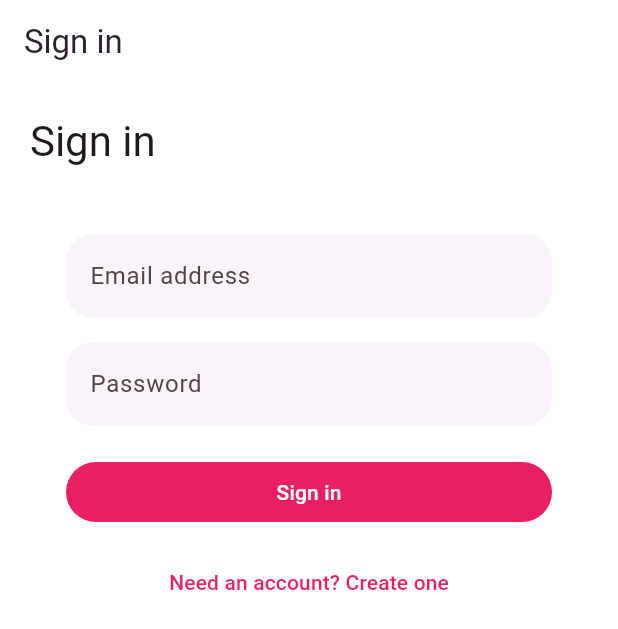
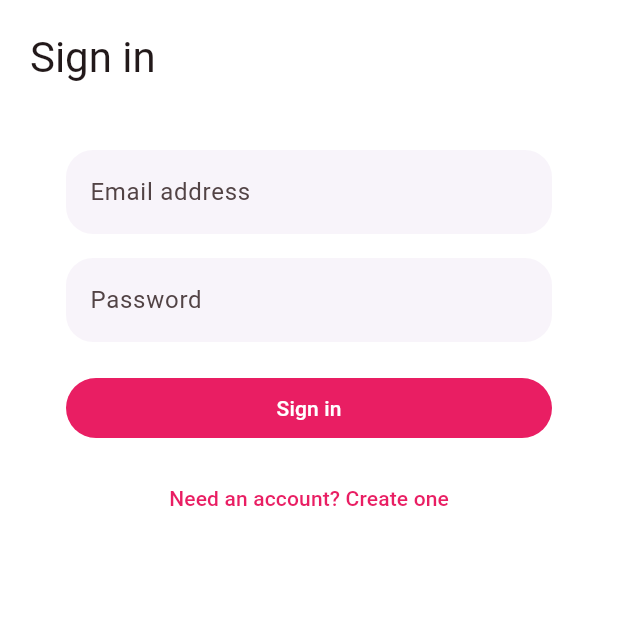
Before and after one commit to wamosa/delivery_app, a Flutter app: the screen it shows after launch, on a phone screen of 412 x 824 dp. Shown: the top 629 px of the screen. Run offline on Flutter 3.47's test engine with Material 3 defaults, Android fonts, the phone set to English and light mode, and no system bars; our stand-ins replace cloud_firestore, cloud_functions, firebase_auth, firebase_core, firebase_crashlytics, firebase_messaging and 2 more; missing offline and left inert: firebase_app_check; accounts and stored records are empty.

Commit message:
more refines

```diff
--- a/lib/core/widgets/feature_scaffold.dart
+++ b/lib/core/widgets/feature_scaffold.dart
@@ -5,12 +5,14 @@ class FeatureScaffold extends StatelessWidget {
     required this.title,
     required this.subtitle,
     required this.children,
+    this.showAppBar = true,
     super.key,
   });
 
   final String title;
   final String subtitle;
   final List<Widget> children;
+  final bool showAppBar;
 
   @override
   Widget build(BuildContext context) {
@@ -25,7 +27,7 @@ class FeatureScaffold extends StatelessWidget {
     final hasSubtitle = subtitle.trim().isNotEmpty;
 
     return Scaffold(
-      appBar: AppBar(title: Text(title)),
+      appBar: showAppBar ? AppBar(title: Text(title)) : null,
       body: SafeArea(
         child: ListView(
           padding: EdgeInsets.symmetric(
--- a/lib/features/auth/presentation/auth_page.dart
+++ b/lib/features/auth/presentation/auth_page.dart
@@ -81,11 +81,18 @@ class _AuthPageState extends State<AuthPage> {
 
   @override
   Widget build(BuildContext context) {
+    final width = MediaQuery.of(context).size.width;
+    final cardMaxWidth = width < 520 ? double.infinity : 440.0;
+
     return FeatureScaffold(
       title: 'Sign in',
       subtitle: '',
+      showAppBar: false,
       children: [
-        Card(
+        Center(
+          child: ConstrainedBox(
+            constraints: BoxConstraints(maxWidth: cardMaxWidth),
+            child: Card(
               child: Padding(
                 padding: const EdgeInsets.all(20),
                 child: Form(
@@ -96,7 +103,8 @@ class _AuthPageState extends State<AuthPage> {
                       if (_isRegisterMode) ...[
                         TextFormField(
                           controller: _nameController,
-                      decoration: const InputDecoration(labelText: 'Full name'),
+                          decoration:
+                              const InputDecoration(labelText: 'Full name'),
                           textInputAction: TextInputAction.next,
                           validator: (value) {
                             if (!_isRegisterMode) {
@@ -178,6 +186,8 @@ class _AuthPageState extends State<AuthPage> {
                 ),
               ),
             ),
+          ),
+        ),
       ],
     );
   }
--- a/lib/main.dart
+++ b/lib/main.dart
@@ -19,9 +19,10 @@ class _AppStartup extends StatelessWidget {
       builder: (context, snapshot) {
         if (snapshot.connectionState != ConnectionState.done) {
           return const MaterialApp(
+            debugShowCheckedModeBanner: false,
             home: _StartupStatusScreen(
               title: 'Starting Ayeyo',
-              message: 'Initializing Firebase and signing you in...',
+              message: 'please wait while we prepare everything for you...',
             ),
           );
         }
```
Also changed, not shown: 1 other file. Lines whose indentation alone changed are shown as unchanged.
